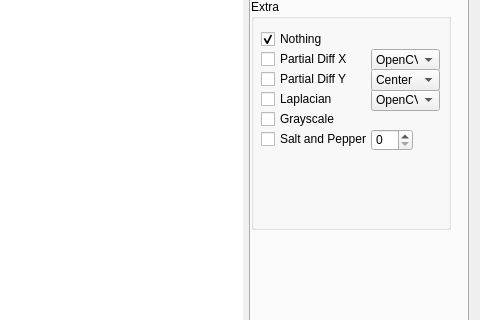
jyyun1209/Lab, file Lab/QtWidgetsFilter2D.ui: the form before one commit; both pictures show x 378 to 858 and y 140 to 460 of the 858 by 659 pixel window.
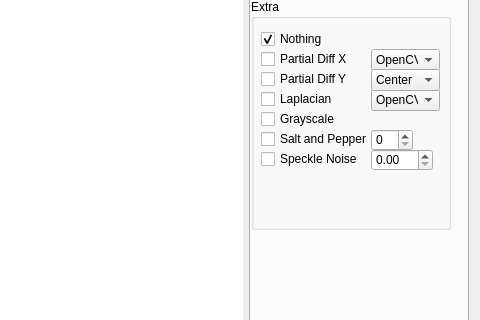
The form after the commit. The open tabs and pages were chosen to show the change. Custom widgets are drawn as their Qt base class.

Commit message: 1. Speckle Noise 추가

What changed in the file:
```diff
--- a/Lab/QtWidgetsFilter2D.ui
+++ b/Lab/QtWidgetsFilter2D.ui
@@ -6,8 +6,8 @@
    <rect>
     <x>0</x>
     <y>0</y>
-    <width>824</width>
-    <height>651</height>
+    <width>858</width>
+    <height>655</height>
    </rect>
   </property>
   <property name="sizePolicy">
@@ -1049,6 +1049,38 @@
          <number>100</number>
         </property>
        </widget>
+       <widget class="QCheckBox" name="checkBox_SpeckleNoise">
+        <property name="geometry">
+         <rect>
+          <x>10</x>
+          <y>150</y>
+          <width>111</width>
+          <height>20</height>
+         </rect>
+        </property>
+        <property name="text">
+         <string>Speckle Noise</string>
+        </property>
+        <property name="autoExclusive">
+         <bool>true</bool>
+        </property>
+       </widget>
+       <widget class="QDoubleSpinBox" name="doubleSpinBox_SpeckleNoise">
+        <property name="geometry">
+         <rect>
+          <x>120</x>
+          <y>150</y>
+          <width>62</width>
+          <height>22</height>
+         </rect>
+        </property>
+        <property name="maximum">
+         <double>1.000000000000000</double>
+        </property>
+        <property name="singleStep">
+         <double>0.100000000000000</double>
+        </property>
+       </widget>
       </widget>
      </widget>
     </widget>
```
Left out of the diff: 6 changed lines with no effect on the pictures. The commit also changes 8 other files.
